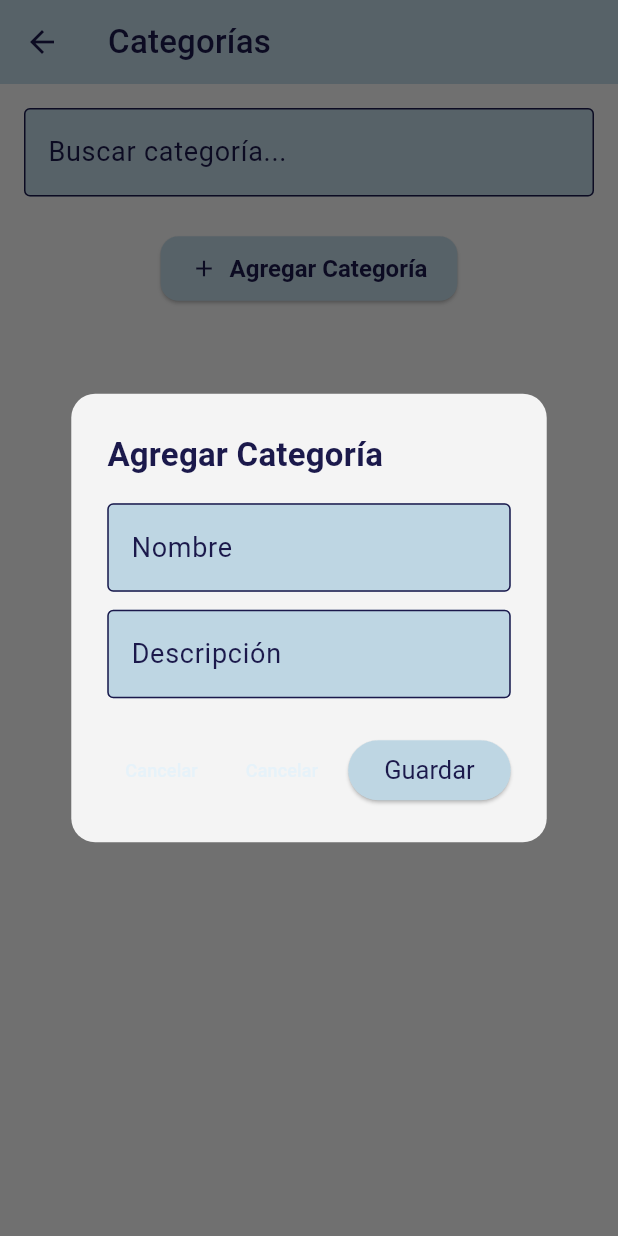
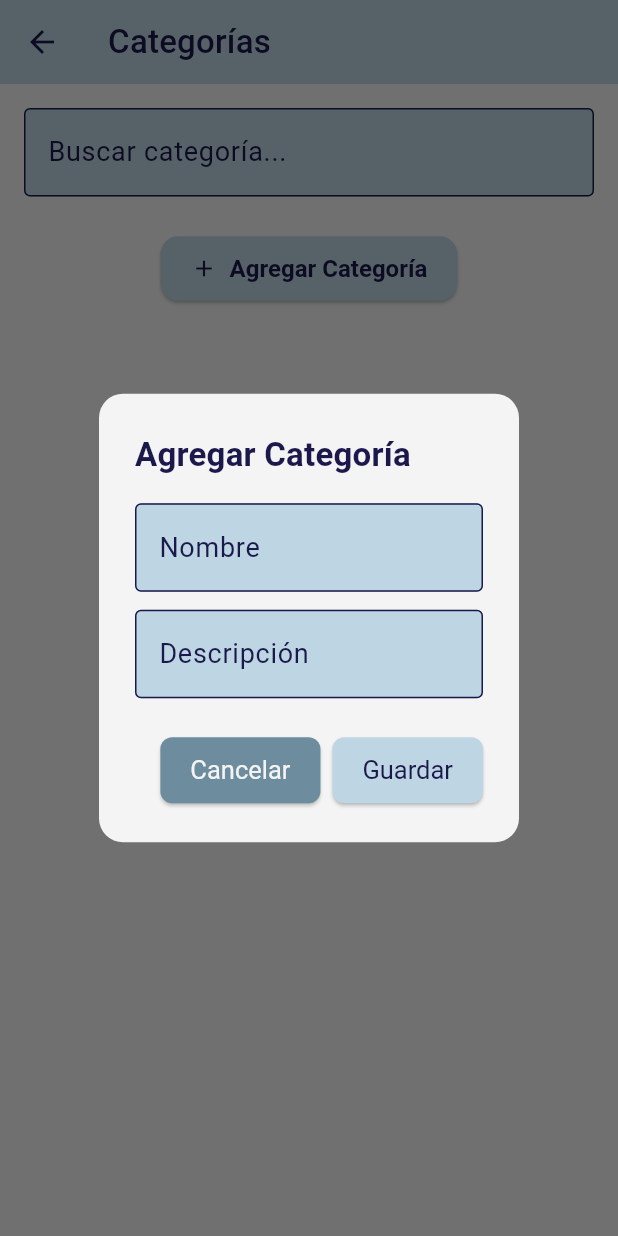
Before and after one commit to Garyjnm/aplicacion_movil_farmacia_joshua, a Flutter app: the CategoriasScreen screen opened directly, after a tap on "Agregar Categoría", on a phone screen of 412 x 824 dp. Run offline on Flutter 3.47's test engine with Material 3 defaults, Android fonts, the phone set to English and light mode, and no system bars; our stand-ins replace dio; network calls fail; Roboto replaces fonts that are missing (Segoe UI); project files that could hold a hidden picture were left out.

Commit message:
mejoramiento del boton cancelar

```diff
--- a/lib/ui/authentication/screens/categorias_screen.dart
+++ b/lib/ui/authentication/screens/categorias_screen.dart
@@ -11,7 +11,7 @@ class CategoriasScreen extends StatefulWidget {
   const CategoriasScreen({Key? key}) : super(key: key);
 
   @override
-  _CategoriasScreenState createState() => _CategoriasScreenState();
+  State<CategoriasScreen> createState() => _CategoriasScreenState();
 }
 
 class _CategoriasScreenState extends State<CategoriasScreen> {
@@ -25,7 +25,6 @@ class _CategoriasScreenState extends State<CategoriasScreen> {
   int _currentPage = 1;
   final int _itemsPerPage = 5;
 
-  // Listas para filtrado
   List<Categoria> _allCategorias = [];
   List<Categoria> _filteredCategorias = [];
 
@@ -33,8 +32,6 @@ class _CategoriasScreenState extends State<CategoriasScreen> {
   void initState() {
     super.initState();
     _loadCategorias();
-
-    // Escucha cambios en la búsqueda
     _searchController.addListener(_filterCategorias);
   }
 
@@ -51,7 +48,6 @@ class _CategoriasScreenState extends State<CategoriasScreen> {
     _loadCategorias();
   }
 
-  // Filtrado de categorías
   void _filterCategorias() {
     final query = _searchController.text.toLowerCase();
     if (query.isEmpty) {
@@ -63,11 +59,11 @@ class _CategoriasScreenState extends State<CategoriasScreen> {
               cat.descripcion.toLowerCase().contains(query))
           .toList();
     }
-    _currentPage = 1; // Reinicia la paginación
+    _currentPage = 1;
     setState(() {});
   }
 
-  // Diálogo agregar/editar
+  // 🔹 Diálogo Agregar / Editar Categoría
   void _mostrarDialogo({Categoria? categoria}) {
     if (categoria != null) {
       _nombreController.text = categoria.nombre;
@@ -88,27 +84,14 @@ class _CategoriasScreenState extends State<CategoriasScreen> {
           CustomTextField(controller: _descripcionController, label: "Descripción"),
         ],
       ),
-      actions: [
-        // Botón cancelar
-        TextButton(
-          onPressed: () => Navigator.pop(context),
-          child: Text(
-            "Cancelar",
-            style: TextStyle(color: Theme.of(context).colorScheme.primary),
-          ),
-        ),
-        // Botón guardar
-        ElevatedButton(
-          style: ElevatedButton.styleFrom(
-            backgroundColor: Theme.of(context).colorScheme.primaryContainer,
-            foregroundColor: Theme.of(context).colorScheme.onPrimaryContainer,
-          ),
-          onPressed: () async {
+      onSave: () async {
         if (categoria == null) {
-              await _service.addCategoria(Categoria(
+          await _service.addCategoria(
+            Categoria(
               nombre: _nombreController.text,
               descripcion: _descripcionController.text,
-              ));
+            ),
+          );
         } else {
           await _service.updateCategoria(
             categoria.idCategoria!,
@@ -119,16 +102,12 @@ class _CategoriasScreenState extends State<CategoriasScreen> {
             ),
           );
         }
-            Navigator.pop(context);
         _refresh();
       },
-          child: const Text("Guardar"),
-        ),
-      ],
     );
   }
 
-  // Confirmación eliminar
+  // 🔹 Confirmar eliminación
   void _confirmarEliminar(Categoria categoria) {
     final colors = Theme.of(context).colorScheme;
 
@@ -139,24 +118,11 @@ class _CategoriasScreenState extends State<CategoriasScreen> {
         "¿Seguro que deseas eliminar '${categoria.nombre}'?",
         style: TextStyle(color: colors.onSurface),
       ),
-      actions: [
-        TextButton(
-          onPressed: () => Navigator.pop(context),
-          child: Text("Cancelar", style: TextStyle(color: colors.primary)),
-        ),
-        ElevatedButton(
-          style: ElevatedButton.styleFrom(
-            backgroundColor: colors.primaryContainer,
-            foregroundColor: colors.onPrimaryContainer,
-          ),
-          onPressed: () async {
+      onSave: () async {
         await _service.deleteCategoria(categoria.idCategoria!);
-            Navigator.pop(context);
         _refresh();
       },
-          child: const Text("Eliminar"),
-        ),
-      ],
+      saveLabel: "Eliminar",
     );
   }
 
@@ -165,10 +131,10 @@ class _CategoriasScreenState extends State<CategoriasScreen> {
     final colors = Theme.of(context).colorScheme;
     final fonts = Theme.of(context).textTheme;
 
-    // Paginación
     final totalPages = (_filteredCategorias.length / _itemsPerPage).ceil();
     final startIndex = (_currentPage - 1) * _itemsPerPage;
-    final endIndex = (_currentPage * _itemsPerPage).clamp(0, _filteredCategorias.length);
+    final endIndex =
+        (_currentPage * _itemsPerPage).clamp(0, _filteredCategorias.length);
     final categoriasPagina = _filteredCategorias.sublist(startIndex, endIndex);
 
     return Scaffold(
@@ -183,12 +149,13 @@ class _CategoriasScreenState extends State<CategoriasScreen> {
       ),
       body: Column(
         children: [
-          // Campo de búsqueda
+          // 🔹 Campo de búsqueda
           Padding(
             padding: const EdgeInsets.all(16.0),
-            child: CustomTextField(controller: _searchController, label: "Buscar categoría..."),
+            child:
+                CustomTextField(controller: _searchController, label: "Buscar categoría..."),
           ),
-          // Botón agregar
+          // 🔹 Botón agregar
           Padding(
             padding: const EdgeInsets.symmetric(horizontal: 16, vertical: 8),
             child: CustomCreateButton(
@@ -196,7 +163,7 @@ class _CategoriasScreenState extends State<CategoriasScreen> {
               onPressed: () => _mostrarDialogo(),
             ),
           ),
-          // Lista de categorías
+          // 🔹 Lista de categorías
           Expanded(
             child: _filteredCategorias.isEmpty
                 ? Center(child: Text("No hay categorías", style: fonts.bodyMedium))
@@ -206,10 +173,15 @@ class _CategoriasScreenState extends State<CategoriasScreen> {
                       final categoria = categoriasPagina[index];
                       return CustomCard(
                         child: ListTile(
-                          contentPadding: const EdgeInsets.symmetric(horizontal: 16, vertical: 8),
-                          title: Text(categoria.nombre,
-                              style: fonts.bodyLarge?.copyWith(fontWeight: FontWeight.bold)),
-                          subtitle: Text(categoria.descripcion, style: fonts.bodyMedium),
+                          contentPadding:
+                              const EdgeInsets.symmetric(horizontal: 16, vertical: 8),
+                          title: Text(
+                            categoria.nombre,
+                            style:
+                                fonts.bodyLarge?.copyWith(fontWeight: FontWeight.bold),
+                          ),
+                          subtitle:
+                              Text(categoria.descripcion, style: fonts.bodyMedium),
                           trailing: Row(
                             mainAxisSize: MainAxisSize.min,
                             children: [
@@ -228,7 +200,7 @@ class _CategoriasScreenState extends State<CategoriasScreen> {
                     },
                   ),
           ),
-          // Controles de paginación
+          // 🔹 Controles de paginación
           if (totalPages > 1)
             Padding(
               padding: const EdgeInsets.symmetric(vertical: 8),
--- a/lib/ui/core/widgets/custom_dialog.dart
+++ b/lib/ui/core/widgets/custom_dialog.dart
@@ -4,33 +4,54 @@ Future<void> showCustomDialog({
   required BuildContext context,
   required String title,
   required Widget content,
-  List<Widget>? actions, // Ahora es opcional
-  bool includeCancel = true, // Controla si agregamos botón Cancelar automáticamente
+  required VoidCallback onSave, // Acción del botón Guardar
+  bool includeCancel = true, // Controla si agregamos botón Cancelar
+  String saveLabel = "Guardar",
+  String cancelLabel = "Cancelar",
 }) {
   final colors = Theme.of(context).colorScheme;
   final fonts = Theme.of(context).textTheme;
 
-  // Creamos la lista de acciones final
   final List<Widget> dialogActions = [];
 
-  // Si includeCancel es true, agregamos botón Cancelar por defecto
+  // 🔹 Botón Cancelar (idéntico al de Guardar, pero con colores secundarios)
   if (includeCancel) {
     dialogActions.add(
-      TextButton(
+      ElevatedButton(
+        style: ElevatedButton.styleFrom(
+          backgroundColor: colors.secondaryContainer,
+          foregroundColor: colors.onSecondaryContainer,
+          shape: RoundedRectangleBorder(
+            borderRadius: BorderRadius.circular(8),
+          ),
+          padding: const EdgeInsets.symmetric(horizontal: 20, vertical: 12),
+        ),
         onPressed: () => Navigator.pop(context),
-        child: Text(
-          "Cancelar",
-          style: TextStyle(color: colors.primary),
-        ),
+        child: Text(cancelLabel),
       ),
     );
   }
 
-  // Agregamos las acciones personalizadas si se pasaron
-  if (actions != null) {
-    dialogActions.addAll(actions);
-  }
+  // 🔹 Botón Guardar (acción principal)
+  dialogActions.add(
+    ElevatedButton(
+      style: ElevatedButton.styleFrom(
+        backgroundColor: colors.primaryContainer,
+        foregroundColor: colors.onPrimaryContainer,
+        shape: RoundedRectangleBorder(
+          borderRadius: BorderRadius.circular(8),
+        ),
+        padding: const EdgeInsets.symmetric(horizontal: 20, vertical: 12),
+      ),
+      onPressed: () {
+        onSave();
+        Navigator.pop(context);
+      },
+      child: Text(saveLabel),
+    ),
+  );
 
+  // 🔹 Mostrar el diálogo
   return showDialog(
     context: context,
     builder: (context) => AlertDialog(
```
Lines whose indentation alone changed are shown as unchanged.
